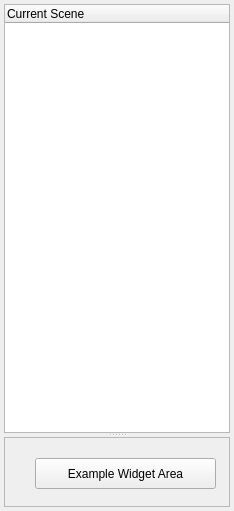
Qt form src/gui/sceneGraphWindow.ui (Panda3D-public-projects-archive/p3deditor) before a commit.
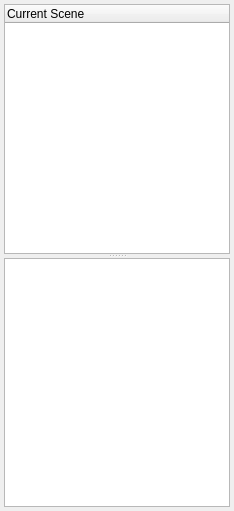
The same form after that commit.

```diff
--- a/src/gui/sceneGraphWindow.ui
+++ b/src/gui/sceneGraphWindow.ui
@@ -33,34 +33,7 @@
         </property>
        </column>
       </widget>
-      <widget class="QScrollArea" name="propArea">
-       <property name="widgetResizable">
-        <bool>true</bool>
-       </property>
-       <widget class="QWidget" name="propAreaWidget">
-        <property name="geometry">
-         <rect>
-          <x>0</x>
-          <y>0</y>
-          <width>224</width>
-          <height>76</height>
-         </rect>
-        </property>
-        <widget class="QPushButton" name="pushButton">
-         <property name="geometry">
-          <rect>
-           <x>30</x>
-           <y>20</y>
-           <width>181</width>
-           <height>31</height>
-          </rect>
-         </property>
-         <property name="text">
-          <string>Example Widget Area</string>
-         </property>
-        </widget>
-       </widget>
-      </widget>
+      <widget class="QTableWidget" name="propertiesTable"/>
      </widget>
     </item>
    </layout>
```
